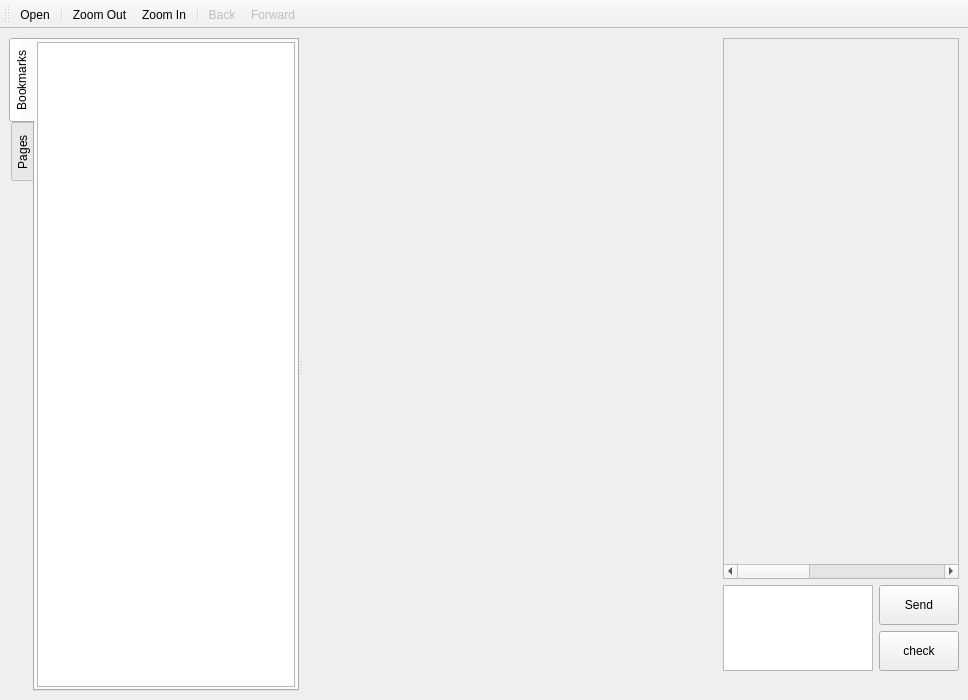
Old version of the form verbiverse/UI/MainWindow.ui in the repository HATTER-LONG/Verbiverse.
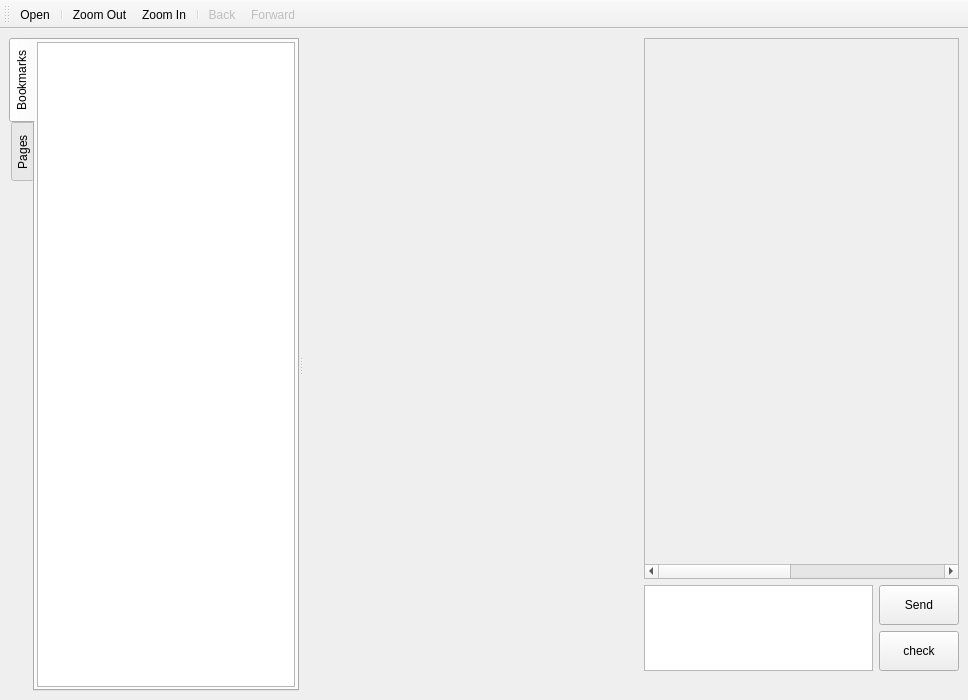
New version of the form. Icons and pictures are not drawn. Custom widgets are drawn as their Qt base class.

Commit message: [Feature] add pdf reader function

```diff
--- a/verbiverse/UI/MainWindow.ui
+++ b/verbiverse/UI/MainWindow.ui
@@ -28,7 +28,7 @@
   <widget class="QWidget" name="centralwidget">
    <layout class="QGridLayout" name="gridLayout">
     <item row="0" column="0">
-     <layout class="QHBoxLayout" name="horizontalLayout" stretch="6,2">
+     <layout class="QHBoxLayout" name="horizontalLayout" stretch="2,1">
       <item>
        <widget class="QSplitter" name="splitter_2">
         <property name="sizePolicy">
```
Left out of the diff: 12 changed lines with no effect on the pictures. The commit also changes 2 other files.
